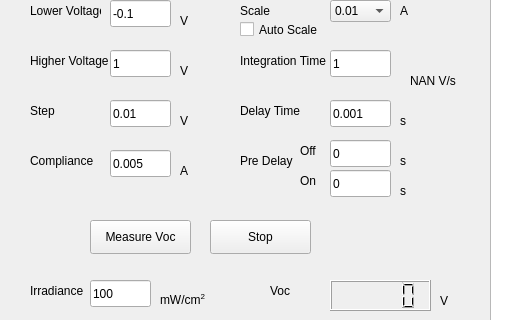
Above: mainwindow.ui from ilario/PyPV before the change; both pictures show x 0 to 505 and y 110 to 430 of the 1041 by 717 pixel window. Below: the same form after it.
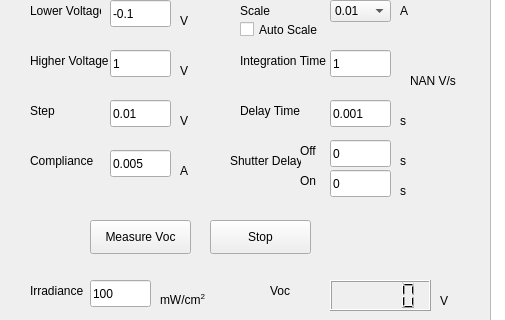
That is the form after the change.

Commit message: Pre Delay renamed to Shutter Delay

```diff
--- a/mainwindow.ui
+++ b/mainwindow.ui
@@ -1804,14 +1804,14 @@
    <widget class="QLabel" name="label_32">
     <property name="geometry">
      <rect>
-      <x>240</x>
+      <x>230</x>
       <y>260</y>
-      <width>61</width>
+      <width>71</width>
       <height>21</height>
      </rect>
     </property>
     <property name="text">
-     <string>Pre Delay</string>
+     <string>Shutter Delay</string>
     </property>
    </widget>
    <widget class="QLineEdit" name="preDelayOff_edit">
```
